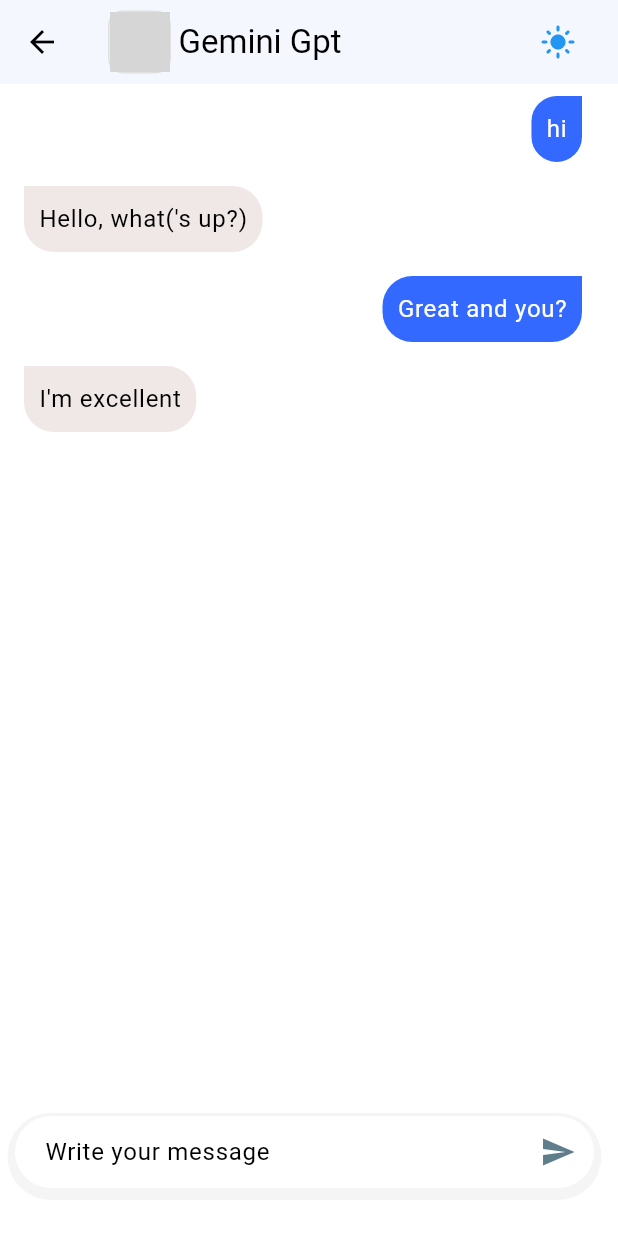
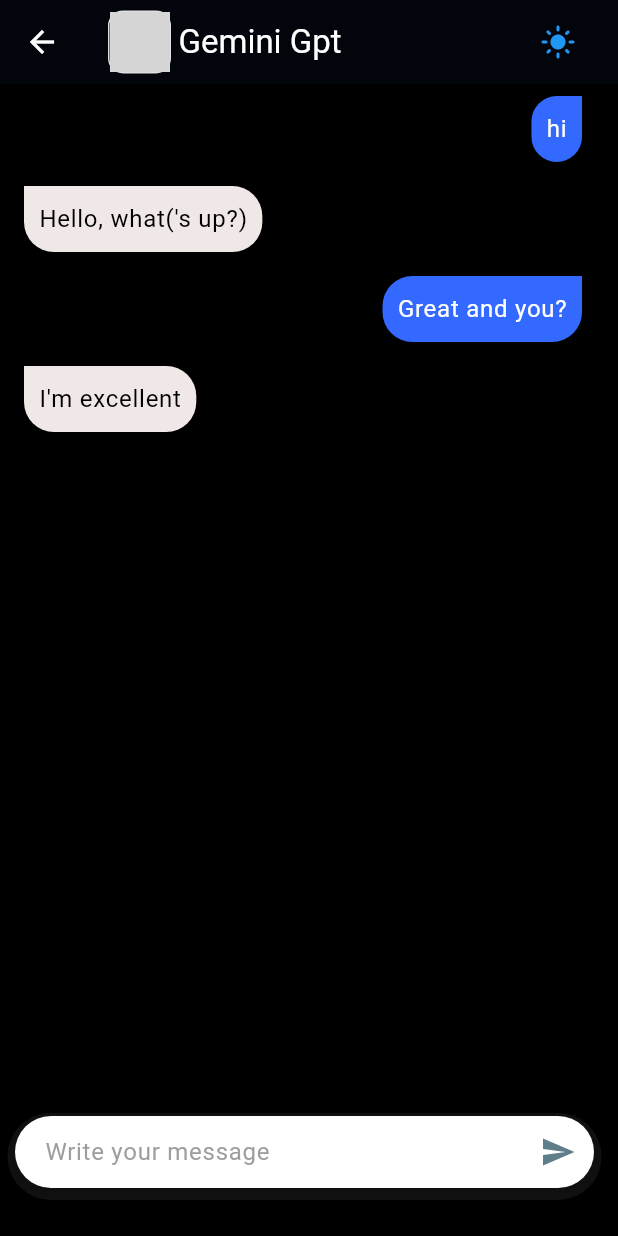
Before and after one commit to najjouj/geminichat, a Flutter app: the MyHomePage screen opened directly, after a tap on the "light mode" icon, on a phone screen of 412 x 824 dp. Run offline on Flutter 3.47's test engine with Material 3 defaults, Android fonts, the phone set to English and light mode, and no system bars; our stand-ins replace flutter_riverpod, riverpod; network calls fail; grey boxes are pictures that could not be loaded.

Commit message:
dark Mode lightMode

```diff
--- a/lib/main.dart
+++ b/lib/main.dart
@@ -1,22 +1,30 @@
 import 'package:flutter/material.dart';
+import 'package:flutter_riverpod/flutter_riverpod.dart';
 
 import 'package:geminichat/on_boarding.dart';
 import 'package:geminichat/theme_data.dart';
+import 'package:geminichat/theme_notifier.dart';
 
 void main() {
-  runApp(const MyApp());
+  runApp(
+    ProviderScope(
+      child: MyApp(),
+    ),
+  );
 }
 
-class MyApp extends StatelessWidget {
+class MyApp extends ConsumerWidget {
   const MyApp({super.key});
 
   // This widget is the root of your application.
   @override
-  Widget build(BuildContext context) {
+  Widget build(BuildContext context, WidgetRef ref) {
+    final themeMode = ref.watch(themeProvider);
     return MaterialApp(
       debugShowCheckedModeBanner: false,
       theme: lightMode,
       darkTheme: darktMode,
+      themeMode: themeMode,
       home: const OnboardingPage(),
     );
   }
--- a/lib/my_home_page.dart
+++ b/lib/my_home_page.dart
@@ -1,14 +1,16 @@
 import 'package:flutter/material.dart';
+import 'package:flutter_riverpod/flutter_riverpod.dart';
 import 'package:geminichat/message.dart';
+import 'package:geminichat/theme_notifier.dart';
 
-class MyHomePage extends StatefulWidget {
+class MyHomePage extends ConsumerStatefulWidget {
   const MyHomePage({super.key});
 
   @override
-  State<MyHomePage> createState() => _MyHomePageState();
+  ConsumerState<MyHomePage> createState() => _MyHomePageState();
 }
 
-class _MyHomePageState extends State<MyHomePage> {
+class _MyHomePageState extends ConsumerState<MyHomePage> {
   final TextEditingController _inputController = TextEditingController();
   final List<Message> _messages = [
     Message(isUser: true, text: "hi"),
@@ -21,7 +23,6 @@
     return Scaffold(
       backgroundColor: Theme.of(context).colorScheme.background,
       appBar: AppBar(
-
         centerTitle: false,
         backgroundColor: Theme.of(context).colorScheme.background,
         elevation: 1,
@@ -50,8 +51,10 @@
               ],
             ),
             IconButton(
-                icon: Icon(Icons.light_mode),
-                onPressed: () {},
+                icon: const Icon(Icons.light_mode),
+                onPressed: () {
+                  ref.read(themeProvider.notifier).toggleTheme();
+                },
                 color: Colors.blue)
           ],
         ),
@@ -115,6 +118,7 @@
                       controller: _inputController,
                       decoration: InputDecoration(
                           hintText: "Write your message",
+                          hintStyle: TextStyle(color:Colors.grey ),
                           border: InputBorder.none,
                           contentPadding: EdgeInsets.symmetric(horizontal: 20)),
                     ),
--- a/lib/theme_data.dart
+++ b/lib/theme_data.dart
@@ -25,6 +25,9 @@
   textTheme: TextTheme(
     titleLarge: TextStyle(
       color:Color(0xffffffff)
+    ),
+    titleSmall: TextStyle(
+      color: Color(0xff000000),
     )
   )
 );
--- /dev/null
+++ b/lib/theme_notifier.dart
@@ -0,0 +1,18 @@
+import 'package:flutter/material.dart';
+import 'package:riverpod/riverpod.dart';
+
+class ThemeNotifier extends StateNotifier<ThemeMode> {
+  ThemeNotifier() : super(ThemeMode.light);
+
+  void toggleTheme() {
+    if (state == ThemeMode.light) {
+      state = ThemeMode.dark;
+    } else {
+      state = ThemeMode.light;
+    }
+  }
+}
+
+final themeProvider=StateNotifierProvider<ThemeNotifier,ThemeMode>((ref)=>
+   ThemeNotifier()
+);
--- a/pubspec.yaml
+++ b/pubspec.yaml
@@ -37,6 +37,7 @@
   cupertino_icons: ^1.0.8
   flutter_native_splash: ^2.4.4
   riverpod: ^2.6.1
+  flutter_riverpod: ^2.6.1
 
 dev_dependencies:
   flutter_test:
```
Also changed, not shown: pubspec.lock.
